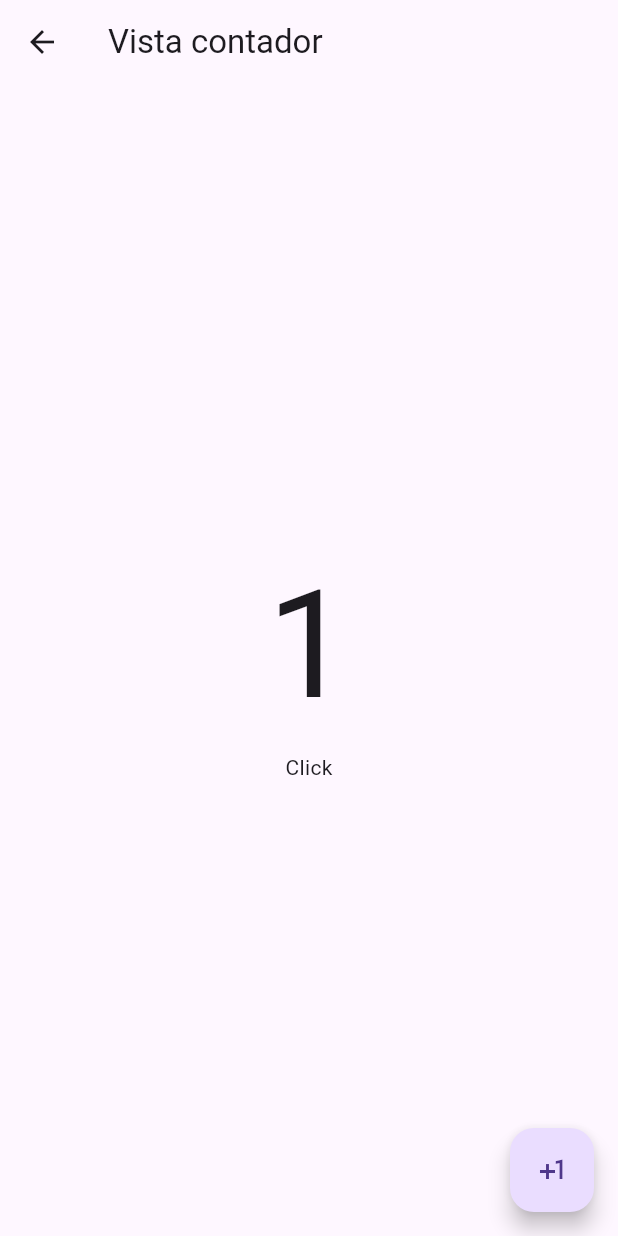
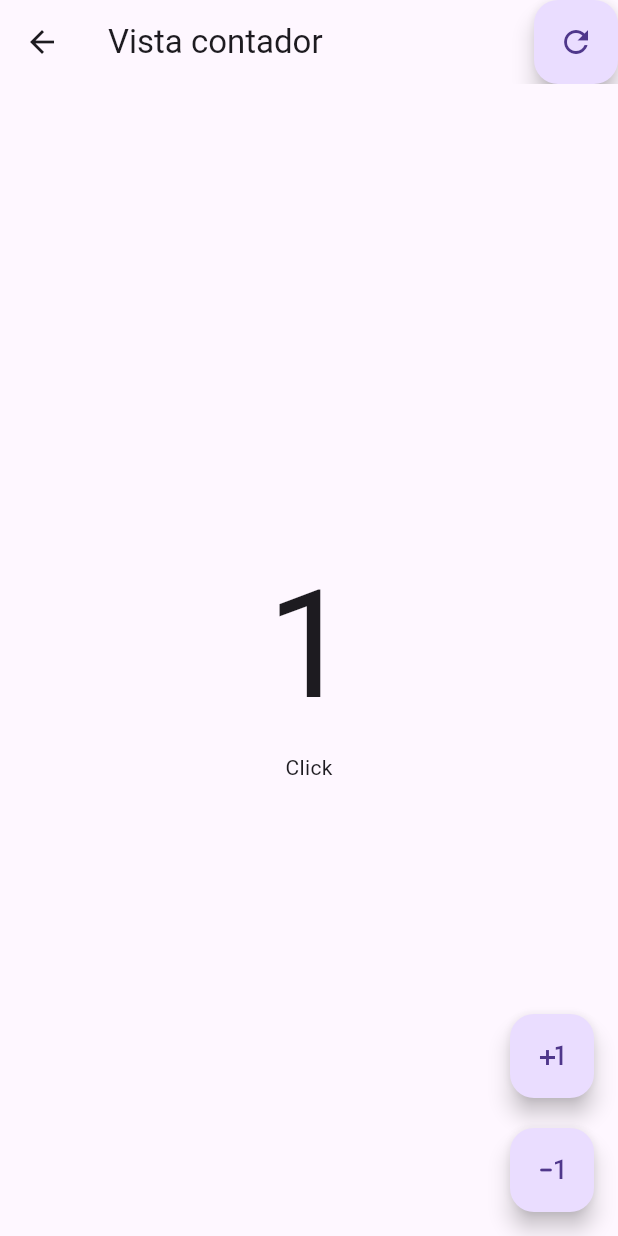
Before and after one commit to GatoJustiniano/flutter, a Flutter app: the CounterScreen screen opened by its route, after a tap on the "plus one" icon, on a phone screen of 412 x 824 dp. Run offline on Flutter 3.47's test engine with Material 3 defaults, Android fonts, the light colour scheme and no system bars; generated files the repository leaves out were written again.

Commit message:
session out

```diff
--- a/lib/presentation/screen/counter_screen.dart
+++ b/lib/presentation/screen/counter_screen.dart
@@ -10,7 +10,6 @@ class CounterScreen extends StatefulWidget {
 }
 
 class _CounterScreenState extends State<CounterScreen> {
-
   int clickCounter = 0;
 
   @override
@@ -18,25 +17,65 @@ class _CounterScreenState extends State<CounterScreen> {
     return Scaffold(
         appBar: AppBar(
           title: const Text('Vista contador'),
+          actions: [
+            CustomButton(
+              icon: Icons.refresh,
+              onPressed: () {
+                clickCounter = 0;
+                setState(() {});
+              },
+            ),
+          ],
         ),
         body: Center(
           child: Column(
             mainAxisAlignment: MainAxisAlignment.center,
             children: [
-            Text('$clickCounter', style: const TextStyle(fontSize: 100),),
-            Text('Click${ clickCounter == 1 ? '' : 's'}'),
+              Text(
+                '$clickCounter',
+                style: const TextStyle(fontSize: 100),
+              ),
+              Text('Click${clickCounter == 1 ? '' : 's'}'),
             ],
           ),
         ),
-      floatingActionButton: FloatingActionButton(
+        floatingActionButton: Column(
+          mainAxisAlignment: MainAxisAlignment.end,
+          children: [
+            CustomButton(
+              icon: Icons.plus_one,
               onPressed: () {
                 clickCounter++;
-          setState(() {
+                setState(() {});
+              },
+            ),
+            const SizedBox(
+              height: 20,
+            ),
+            CustomButton(
+              icon: Icons.exposure_minus_1_rounded,
+              onPressed: () {
+                if (clickCounter == 0) return;
+                clickCounter--;
+                setState(() {});
+              },
+            ),
+          ],
+        ));
+  }
+}
 
-          });
-        },
-        child: const Icon(Icons.plus_one),
-        ),
+class CustomButton extends StatelessWidget {
+  final IconData icon;
+  final VoidCallback? onPressed;
+
+  const CustomButton({super.key, required this.icon, this.onPressed});
+
+  @override
+  Widget build(BuildContext context) {
+    return FloatingActionButton(
+      onPressed: onPressed,
+      child: Icon(icon),
     );
   }
 }
```
Lines whose indentation alone changed are shown as unchanged.
